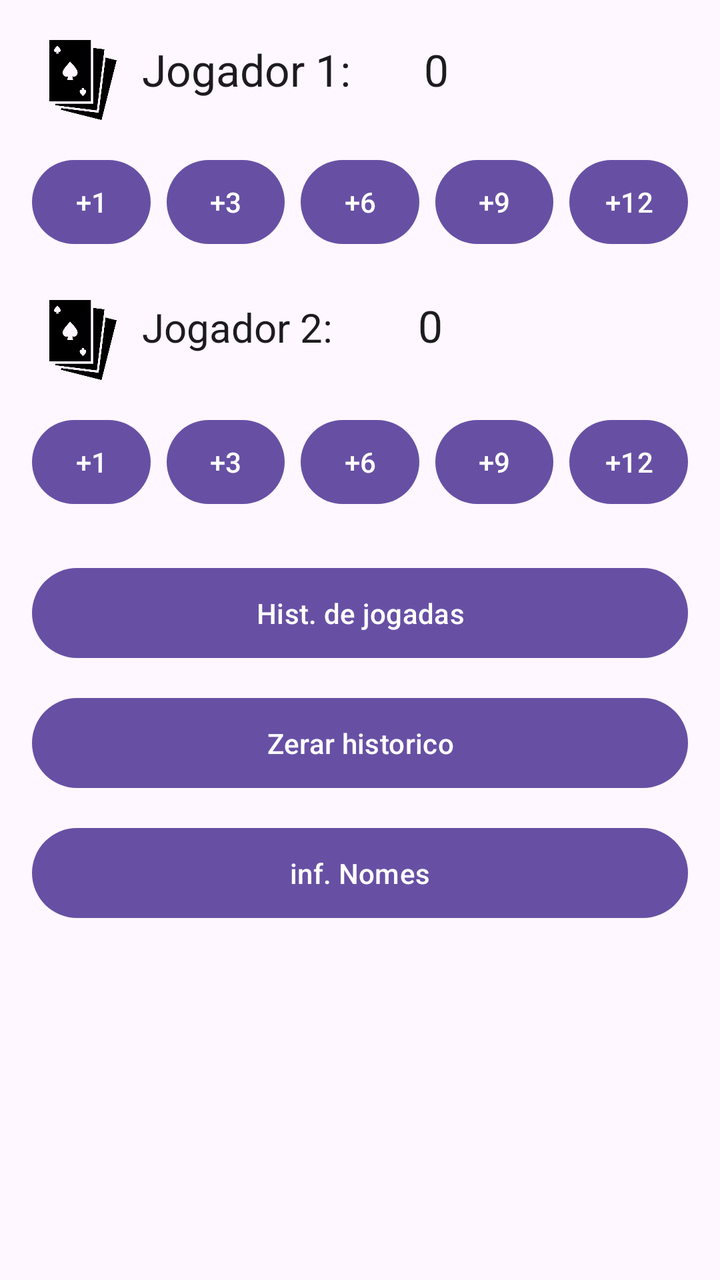
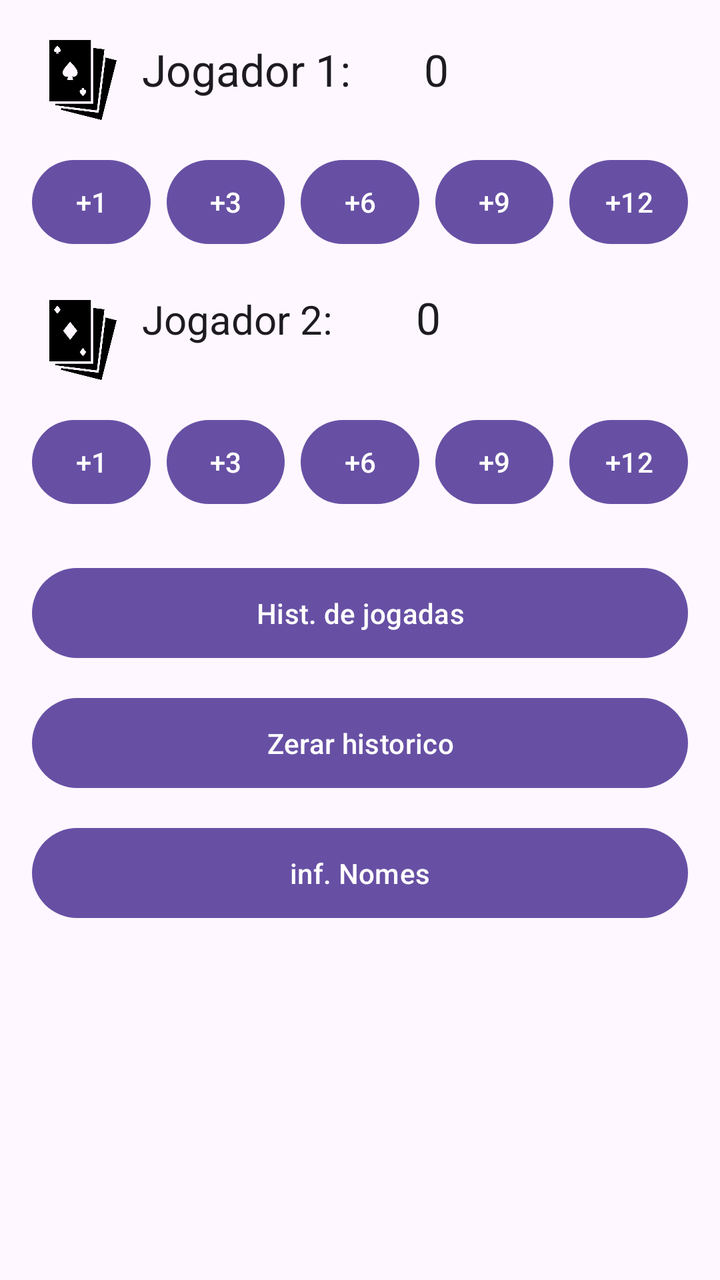

An Android layout rendered at two revisions. The XML below is the earlier revision; the diff shows what the commit changed to produce the second picture.
<!-- AndroidManifest.xml: application theme Theme.CatMarker -->
<!-- res/layout/activity_main.xml -->
<?xml version="1.0" encoding="utf-8"?>
<androidx.constraintlayout.widget.ConstraintLayout xmlns:android="http://schemas.android.com/apk/res/android"
    xmlns:app="http://schemas.android.com/apk/res-auto"
    xmlns:tools="http://schemas.android.com/tools"
    android:id="@+id/main"
    android:layout_width="match_parent"
    android:layout_height="match_parent"
    tools:context=".MainActivity">

    <ImageView
        android:id="@+id/icJogadorUm"
        android:layout_width="51dp"
        android:layout_height="40dp"
        android:layout_marginStart="16dp"
        android:layout_marginTop="20dp"
        android:contentDescription="Logo jogador 1"
        app:layout_constraintStart_toStartOf="parent"
        app:layout_constraintTop_toTopOf="parent"
        app:srcCompat="@drawable/ic_jogadorum" />

    <TextView
        android:id="@+id/tvNomeJogadorUm"
        android:layout_width="137dp"
        android:layout_height="40dp"
        android:layout_marginStart="4dp"
        android:layout_marginTop="20dp"
        android:text="Jogador 1:"
        android:textAppearance="@style/TextAppearance.AppCompat.Large"
        app:layout_constraintStart_toEndOf="@+id/icJogadorUm"
        app:layout_constraintTop_toTopOf="parent" />

    <TextView
        android:id="@+id/tvPontosJogadorUm"
        android:layout_width="32dp"
        android:layout_height="40dp"
        android:layout_marginStart="4dp"
        android:text="0"
        android:textAppearance="@style/TextAppearance.AppCompat.Large"
        app:layout_constraintBaseline_toBaselineOf="@+id/tvNomeJogadorUm"
        app:layout_constraintStart_toEndOf="@+id/tvNomeJogadorUm" />

    <Button
        android:id="@+id/btJogadorUmMais1"
        android:layout_width="0dp"
        android:layout_height="50dp"
        android:layout_marginStart="16dp"
        android:layout_marginTop="16dp"
        android:layout_marginEnd="4dp"
        android:maxLines="1"
        android:minWidth="0dp"
        android:paddingStart="2dp"
        android:paddingEnd="2dp"
        android:text="+1"
        app:layout_constraintEnd_toStartOf="@+id/btJogadorUmMais3"
        app:layout_constraintHorizontal_chainStyle="spread"
        app:layout_constraintStart_toStartOf="parent"
        app:layout_constraintTop_toBottomOf="@+id/icJogadorUm" />

    <Button
        android:id="@+id/btJogadorUmMais3"
        android:layout_width="0dp"
        android:layout_height="50dp"
        android:layout_marginStart="4dp"
        android:layout_marginTop="16dp"
        android:layout_marginEnd="4dp"
        android:maxLines="1"
        android:minWidth="0dp"
        android:paddingStart="2dp"
        android:paddingEnd="2dp"
        android:text="+3"
        app:layout_constraintEnd_toStartOf="@+id/btJogadorUmMais6"
        app:layout_constraintStart_toEndOf="@+id/btJogadorUmMais1"
        app:layout_constraintTop_toBottomOf="@+id/icJogadorUm" />

    <Button
        android:id="@+id/btJogadorUmMais6"
        android:layout_width="0dp"
        android:layout_height="50dp"
        android:layout_marginStart="4dp"
        android:layout_marginTop="16dp"
        android:layout_marginEnd="4dp"
        android:maxLines="1"
        android:minWidth="0dp"
        android:paddingStart="2dp"
        android:paddingEnd="2dp"
        android:text="+6"
        app:layout_constraintEnd_toStartOf="@+id/btJogadorUmMais9"
        app:layout_constraintStart_toEndOf="@+id/btJogadorUmMais3"
        app:layout_constraintTop_toBottomOf="@+id/icJogadorUm" />

    <Button
        android:id="@+id/btJogadorUmMais9"
        android:layout_width="0dp"
        android:layout_height="50dp"
        android:layout_marginStart="4dp"
        android:layout_marginTop="16dp"
        android:layout_marginEnd="4dp"
        android:maxLines="1"
        android:minWidth="0dp"
        android:paddingStart="2dp"
        android:paddingEnd="2dp"
        android:text="+9"
        app:layout_constraintEnd_toStartOf="@+id/btJogadorUmMais12"
        app:layout_constraintStart_toEndOf="@+id/btJogadorUmMais6"
        app:layout_constraintTop_toBottomOf="@+id/icJogadorUm" />

    <Button
        android:id="@+id/btJogadorUmMais12"
        android:layout_width="0dp"
        android:layout_height="50dp"
        android:layout_marginStart="4dp"
        android:layout_marginTop="16dp"
        android:layout_marginEnd="16dp"
        android:maxLines="1"
        android:minWidth="0dp"
        android:paddingStart="2dp"
        android:paddingEnd="2dp"
        android:text="+12"
        app:layout_constraintEnd_toEndOf="parent"
        app:layout_constraintStart_toEndOf="@+id/btJogadorUmMais9"
        app:layout_constraintTop_toBottomOf="@+id/icJogadorUm" />

    <ImageView
        android:id="@+id/icJogadorDois"
        android:layout_width="51dp"
        android:layout_height="40dp"
        android:layout_marginStart="16dp"
        android:layout_marginTop="24dp"
        android:contentDescription="Logo jogador 2"
        app:layout_constraintStart_toStartOf="parent"
        app:layout_constraintTop_toBottomOf="@+id/btJogadorUmMais12"
        app:srcCompat="@drawable/ic_jogadorum" />

    <TextView
        android:id="@+id/tvNomeJogadorDois"
        android:layout_width="134dp"
        android:layout_height="40dp"
        android:layout_marginStart="4dp"
        android:layout_marginTop="24dp"
        android:text="Jogador 2:"
        android:textAppearance="@style/TextAppearance.AppCompat.Large"
        android:textSize="20sp"
        app:layout_constraintStart_toEndOf="@+id/icJogadorDois"
        app:layout_constraintTop_toBottomOf="@+id/btJogadorUmMais12" />

    <TextView
        android:id="@+id/tvPontosJogadorDois"
        android:layout_width="32dp"
        android:layout_height="40dp"
        android:layout_marginStart="4dp"
        android:layout_marginTop="24dp"
        android:text="0"
        android:textAppearance="@style/TextAppearance.AppCompat.Large"
        app:layout_constraintBaseline_toBaselineOf="@+id/tvNomeJogadorDois"
        app:layout_constraintStart_toEndOf="@+id/tvNomeJogadorDois" />

    <Button
        android:id="@+id/btJogadorDoisMais1"
        android:layout_width="0dp"
        android:layout_height="50dp"
        android:layout_marginStart="16dp"
        android:layout_marginTop="16dp"
        android:layout_marginEnd="4dp"
        android:maxLines="1"
        android:minWidth="0dp"
        android:paddingStart="2dp"
        android:paddingEnd="2dp"
        android:text="+1"
        app:layout_constraintEnd_toStartOf="@+id/btJogadorDoisMais3"
        app:layout_constraintHorizontal_chainStyle="spread"
        app:layout_constraintStart_toStartOf="parent"
        app:layout_constraintTop_toBottomOf="@+id/icJogadorDois" />

    <Button
        android:id="@+id/btJogadorDoisMais3"
        android:layout_width="0dp"
        android:layout_height="50dp"
        android:layout_marginStart="4dp"
        android:layout_marginTop="16dp"
        android:layout_marginEnd="4dp"
        android:maxLines="1"
        android:minWidth="0dp"
        android:paddingStart="2dp"
        android:paddingEnd="2dp"
        android:text="+3"
        app:layout_constraintEnd_toStartOf="@+id/btJogadorDoisMais6"
        app:layout_constraintStart_toEndOf="@+id/btJogadorDoisMais1"
        app:layout_constraintTop_toBottomOf="@+id/icJogadorDois" />

    <Button
        android:id="@+id/btJogadorDoisMais6"
        android:layout_width="0dp"
        android:layout_height="50dp"
        android:layout_marginStart="4dp"
        android:layout_marginTop="16dp"
        android:layout_marginEnd="4dp"
        android:maxLines="1"
        android:minWidth="0dp"
        android:paddingStart="2dp"
        android:paddingEnd="2dp"
        android:text="+6"
        app:layout_constraintEnd_toStartOf="@+id/btJogadorDoisMais9"
        app:layout_constraintStart_toEndOf="@+id/btJogadorDoisMais3"
        app:layout_constraintTop_toBottomOf="@+id/icJogadorDois" />

    <Button
        android:id="@+id/btJogadorDoisMais9"
        android:layout_width="0dp"
        android:layout_height="50dp"
        android:layout_marginStart="4dp"
        android:layout_marginTop="16dp"
        android:layout_marginEnd="4dp"
        android:maxLines="1"
        android:minWidth="0dp"
        android:paddingStart="2dp"
        android:paddingEnd="2dp"
        android:text="+9"
        app:layout_constraintEnd_toStartOf="@+id/btJogadorDoisMais12"
        app:layout_constraintStart_toEndOf="@+id/btJogadorDoisMais6"
        app:layout_constraintTop_toBottomOf="@+id/icJogadorDois" />

    <Button
        android:id="@+id/btJogadorDoisMais12"
        android:layout_width="0dp"
        android:layout_height="50dp"
        android:layout_marginStart="4dp"
        android:layout_marginTop="16dp"
        android:layout_marginEnd="16dp"
        android:maxLines="1"
        android:minWidth="0dp"
        android:paddingStart="2dp"
        android:paddingEnd="2dp"
        android:text="+12"
        app:layout_constraintEnd_toEndOf="parent"
        app:layout_constraintStart_toEndOf="@+id/btJogadorDoisMais9"
        app:layout_constraintTop_toBottomOf="@+id/icJogadorDois" />

    <Button
        android:id="@+id/btHistoricoJogadas"
        android:layout_width="0dp"
        android:layout_height="53dp"
        android:layout_marginStart="16dp"
        android:layout_marginTop="24dp"
        android:layout_marginEnd="16dp"
        android:text="Hist. de jogadas"
        app:layout_constraintEnd_toEndOf="parent"
        app:layout_constraintStart_toStartOf="parent"
        app:layout_constraintTop_toBottomOf="@+id/btJogadorDoisMais12" />

    <Button
        android:id="@+id/btZerarHistorico"
        android:layout_width="0dp"
        android:layout_height="53dp"
        android:layout_marginStart="16dp"
        android:layout_marginTop="12dp"
        android:layout_marginEnd="16dp"
        android:text="Zerar historico"
        app:layout_constraintEnd_toEndOf="parent"
        app:layout_constraintStart_toStartOf="parent"
        app:layout_constraintTop_toBottomOf="@+id/btHistoricoJogadas" />

    <Button
        android:id="@+id/btInformarNomes"
        android:layout_width="0dp"
        android:layout_height="53dp"
        android:layout_marginStart="16dp"
        android:layout_marginTop="12dp"
        android:layout_marginEnd="16dp"
        android:text="inf. Nomes"
        android:onClick="btInformarNomesOnClick"
        app:layout_constraintEnd_toEndOf="parent"
        app:layout_constraintStart_toStartOf="parent"
        app:layout_constraintTop_toBottomOf="@+id/btZerarHistorico"/>

</androidx.constraintlayout.widget.ConstraintLayout>
<!-- resources referenced by this layout -->
<resources>
  <!-- drawable ic_jogadorum: png bitmap (drawable, 12488 bytes) -->
  <style name="Theme.CatMarker" parent="Base.Theme.CatMarker" />
  <style name="Base.Theme.CatMarker" parent="Theme.Material3.DayNight.NoActionBar">
          
          
      </style>
</resources>

<!-- the commit's change to res/layout/activity_main.xml (unified diff, before → after) -->
@@ -129,14 +129,14 @@
         android:contentDescription="Logo jogador 2"
         app:layout_constraintStart_toStartOf="parent"
         app:layout_constraintTop_toBottomOf="@+id/btJogadorUmMais12"
-        app:srcCompat="@drawable/ic_jogadorum" />
+        app:srcCompat="@drawable/ic_jogadordois" />
 
     <TextView
         android:id="@+id/tvNomeJogadorDois"
-        android:layout_width="134dp"
-        android:layout_height="40dp"
-        android:layout_marginStart="4dp"
-        android:layout_marginTop="24dp"
+        android:layout_width="133dp"
+        android:layout_height="39dp"
+        android:layout_marginStart="4dp"
+        android:layout_marginTop="20dp"
         android:text="Jogador 2:"
         android:textAppearance="@style/TextAppearance.AppCompat.Large"
         android:textSize="20sp"
@@ -148,7 +148,6 @@
         android:layout_width="32dp"
         android:layout_height="40dp"
         android:layout_marginStart="4dp"
-        android:layout_marginTop="24dp"
         android:text="0"
         android:textAppearance="@style/TextAppearance.AppCompat.Large"
         app:layout_constraintBaseline_toBaselineOf="@+id/tvNomeJogadorDois"
<!-- resource entries referenced after the edit -->
@@ -1,5 +1,6 @@
 <!-- resources referenced by this layout -->
 <resources>
+  <!-- drawable ic_jogadordois: png bitmap (drawable, 12454 bytes) -->
   <!-- drawable ic_jogadorum: png bitmap (drawable, 12488 bytes) -->
   <style name="Theme.CatMarker" parent="Base.Theme.CatMarker" />
   <style name="Base.Theme.CatMarker" parent="Theme.Material3.DayNight.NoActionBar">
